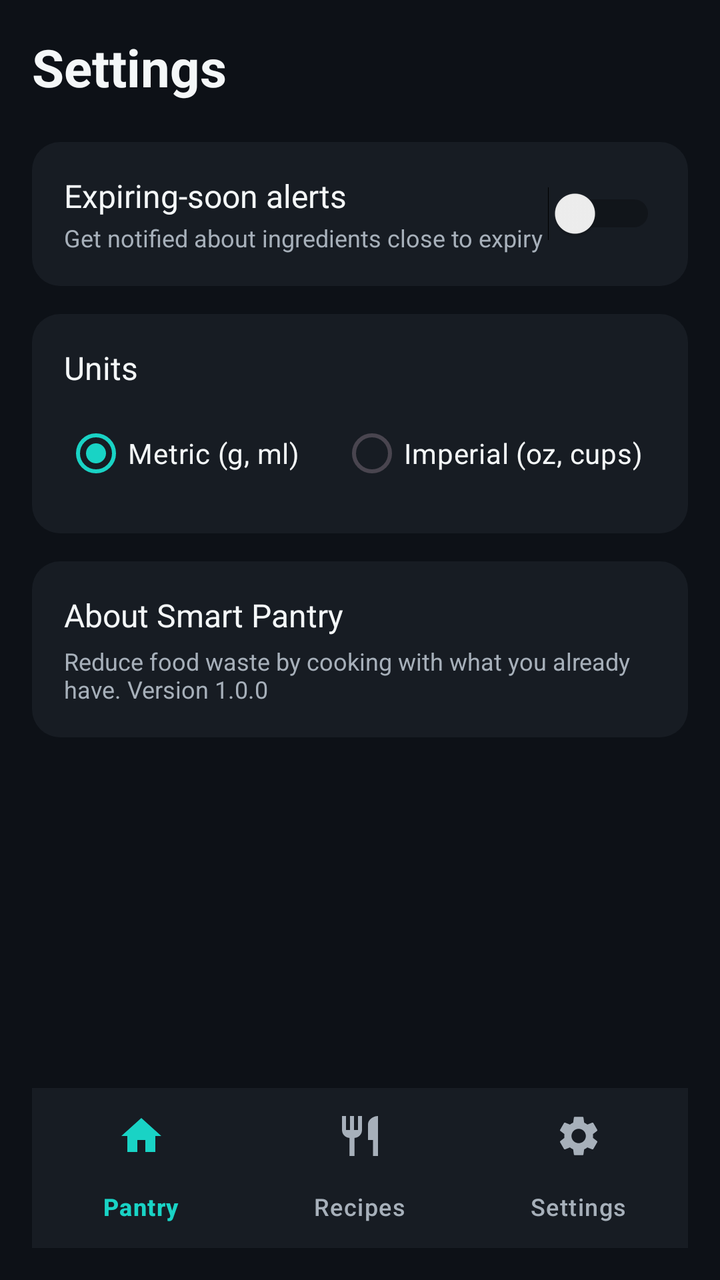
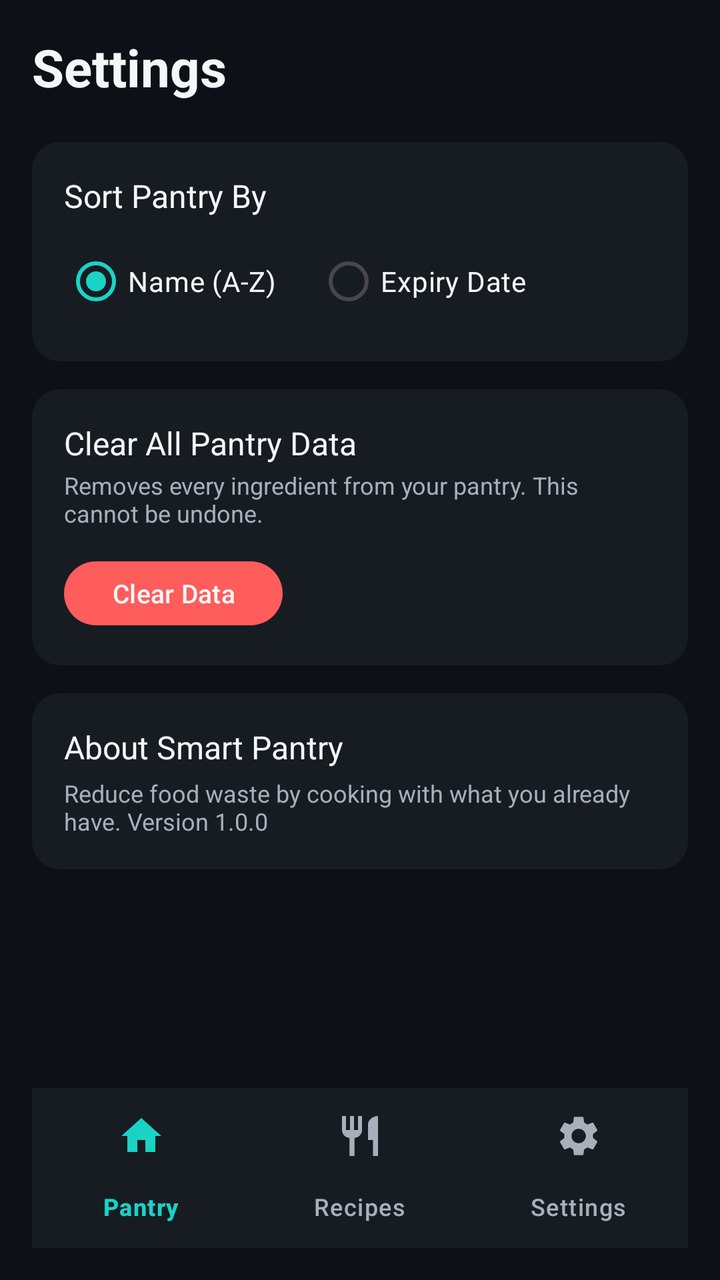

The first picture is an Android layout as it rendered before a commit; the second is the same layout after the commit. The layout source and the unified diff follow.
<!-- AndroidManifest.xml: application theme Theme.SmartPantryManager -->
<!-- res/layout/activity_settings.xml -->
<?xml version="1.0" encoding="utf-8"?>
<androidx.constraintlayout.widget.ConstraintLayout xmlns:android="http://schemas.android.com/apk/res/android"
    xmlns:app="http://schemas.android.com/apk/res-auto"
    android:layout_width="match_parent"
    android:layout_height="match_parent"
    android:background="@color/background"
    android:padding="16dp">

    <TextView
        android:id="@+id/textSettingsTitle"
        android:layout_width="wrap_content"
        android:layout_height="wrap_content"
        android:text="Settings"
        android:textColor="@color/text_main"
        android:textSize="26sp"
        android:textStyle="bold"
        app:layout_constraintTop_toTopOf="parent"
        app:layout_constraintStart_toStartOf="parent" />

    
    <LinearLayout
        android:id="@+id/rowExpiryAlerts"
        android:layout_width="0dp"
        android:layout_height="wrap_content"
        android:orientation="horizontal"
        android:gravity="center_vertical"
        android:background="@drawable/bg_card"
        android:padding="16dp"
        android:layout_marginTop="20dp"
        app:layout_constraintTop_toBottomOf="@id/textSettingsTitle"
        app:layout_constraintStart_toStartOf="parent"
        app:layout_constraintEnd_toEndOf="parent">

        <LinearLayout
            android:layout_width="0dp"
            android:layout_height="wrap_content"
            android:layout_weight="1"
            android:orientation="vertical">

            <TextView
                android:layout_width="wrap_content"
                android:layout_height="wrap_content"
                android:text="Expiring-soon alerts"
                android:textColor="@color/text_main"
                android:textSize="16sp" />

            <TextView
                android:layout_width="wrap_content"
                android:layout_height="wrap_content"
                android:text="Get notified about ingredients close to expiry"
                android:textColor="@color/text_secondary"
                android:textSize="12sp"
                android:layout_marginTop="2dp" />

        </LinearLayout>

        <Switch
            android:id="@+id/switchExpiryAlerts"
            android:layout_width="wrap_content"
            android:layout_height="wrap_content" />

    </LinearLayout>

    
    <LinearLayout
        android:id="@+id/rowUnits"
        android:layout_width="0dp"
        android:layout_height="wrap_content"
        android:orientation="vertical"
        android:background="@drawable/bg_card"
        android:padding="16dp"
        android:layout_marginTop="14dp"
        app:layout_constraintTop_toBottomOf="@id/rowExpiryAlerts"
        app:layout_constraintStart_toStartOf="parent"
        app:layout_constraintEnd_toEndOf="parent">

        <TextView
            android:layout_width="wrap_content"
            android:layout_height="wrap_content"
            android:text="Units"
            android:textColor="@color/text_main"
            android:textSize="16sp" />

        <RadioGroup
            android:id="@+id/radioGroupUnits"
            android:layout_width="wrap_content"
            android:layout_height="wrap_content"
            android:orientation="horizontal"
            android:layout_marginTop="8dp">

            <RadioButton
                android:id="@+id/radioMetric"
                android:layout_width="wrap_content"
                android:layout_height="wrap_content"
                android:text="Metric (g, ml)"
                android:textColor="@color/text_main"
                android:checked="true" />

            <RadioButton
                android:id="@+id/radioImperial"
                android:layout_width="wrap_content"
                android:layout_height="wrap_content"
                android:text="Imperial (oz, cups)"
                android:textColor="@color/text_main"
                android:layout_marginStart="20dp" />

        </RadioGroup>

    </LinearLayout>

    
    <LinearLayout
        android:id="@+id/rowAbout"
        android:layout_width="0dp"
        android:layout_height="wrap_content"
        android:orientation="vertical"
        android:background="@drawable/bg_card"
        android:padding="16dp"
        android:layout_marginTop="14dp"
        app:layout_constraintTop_toBottomOf="@id/rowUnits"
        app:layout_constraintStart_toStartOf="parent"
        app:layout_constraintEnd_toEndOf="parent">

        <TextView
            android:layout_width="wrap_content"
            android:layout_height="wrap_content"
            android:text="About Smart Pantry"
            android:textColor="@color/text_main"
            android:textSize="16sp" />

        <TextView
            android:layout_width="wrap_content"
            android:layout_height="wrap_content"
            android:text="Reduce food waste by cooking with what you already have. Version 1.0.0"
            android:textColor="@color/text_secondary"
            android:textSize="12sp"
            android:layout_marginTop="4dp" />

    </LinearLayout>

    <com.google.android.material.bottomnavigation.BottomNavigationView
        android:id="@+id/bottomNavSettings"
        android:layout_width="match_parent"
        android:layout_height="wrap_content"
        android:background="@color/card_bg"
        app:itemIconTint="@color/bottom_nav_item_color"
        app:itemTextColor="@color/bottom_nav_item_color"
        app:menu="@menu/bottom_nav_menu"
        app:layout_constraintBottom_toBottomOf="parent" />

</androidx.constraintlayout.widget.ConstraintLayout>
<!-- resources referenced by this layout -->
<resources>
  <color name="background">#0D1117</color>
  <color name="card_bg">#171C23</color>
  <color name="text_main">#F4F7F8</color>
  <color name="text_secondary">#A7B0BA</color>
  <!-- drawable bg_card (drawable) -->
  <?xml version="1.0" encoding="utf-8"?>
  <shape xmlns:android="http://schemas.android.com/apk/res/android">
      <solid android:color="@color/card_bg" />
      <corners android:radius="14dp" />
  </shape>
  <style name="Theme.SmartPantryManager" parent="Base.Theme.SmartPantryManager" />
  <style name="Base.Theme.SmartPantryManager" parent="Theme.Material3.DayNight.NoActionBar">
          <item name="android:windowBackground">@color/background</item>
          <item name="colorPrimary">@color/primary_aqua</item>
          <item name="colorOnPrimary">@color/background</item>
          <item name="android:textColorPrimary">@color/text_main</item>
          <item name="android:textColorSecondary">@color/text_secondary</item>
      </style>
  <color name="primary_aqua">#19D3C5</color>
</resources>

<!-- the commit's change to res/layout/activity_settings.xml (unified diff, before → after) -->
@@ -19,11 +19,10 @@
 
     
     <LinearLayout
-        android:id="@+id/rowExpiryAlerts"
+        android:id="@+id/rowSortBy"
         android:layout_width="0dp"
         android:layout_height="wrap_content"
-        android:orientation="horizontal"
-        android:gravity="center_vertical"
+        android:orientation="vertical"
         android:background="@drawable/bg_card"
         android:padding="16dp"
         android:layout_marginTop="20dp"
@@ -31,80 +30,78 @@
         app:layout_constraintStart_toStartOf="parent"
         app:layout_constraintEnd_toEndOf="parent">
 
-        <LinearLayout
-            android:layout_width="0dp"
+        <TextView
+            android:layout_width="wrap_content"
             android:layout_height="wrap_content"
-            android:layout_weight="1"
-            android:orientation="vertical">
+            android:text="Sort Pantry By"
+            android:textColor="@color/text_main"
+            android:textSize="16sp" />
 
-            <TextView
+        <RadioGroup
+            android:id="@+id/radioGroupSortBy"
+            android:layout_width="wrap_content"
+            android:layout_height="wrap_content"
+            android:orientation="horizontal"
+            android:layout_marginTop="8dp">
+
+            <RadioButton
+                android:id="@+id/radioSortName"
                 android:layout_width="wrap_content"
                 android:layout_height="wrap_content"
-                android:text="Expiring-soon alerts"
+                android:text="Name (A-Z)"
                 android:textColor="@color/text_main"
-                android:textSize="16sp" />
+                android:checked="true" />
 
-            <TextView
+            <RadioButton
+                android:id="@+id/radioSortExpiry"
                 android:layout_width="wrap_content"
                 android:layout_height="wrap_content"
-                android:text="Get notified about ingredients close to expiry"
-                android:textColor="@color/text_secondary"
-                android:textSize="12sp"
-                android:layout_marginTop="2dp" />
+                android:text="Expiry Date"
+                android:textColor="@color/text_main"
+                android:layout_marginStart="20dp" />
 
-        </LinearLayout>
-
-        <Switch
-            android:id="@+id/switchExpiryAlerts"
-            android:layout_width="wrap_content"
-            android:layout_height="wrap_content" />
+        </RadioGroup>
 
     </LinearLayout>
 
     
     <LinearLayout
-        android:id="@+id/rowUnits"
+        android:id="@+id/rowClearData"
         android:layout_width="0dp"
         android:layout_height="wrap_content"
         android:orientation="vertical"
         android:background="@drawable/bg_card"
         android:padding="16dp"
         android:layout_marginTop="14dp"
-        app:layout_constraintTop_toBottomOf="@id/rowExpiryAlerts"
+        app:layout_constraintTop_toBottomOf="@id/rowSortBy"
         app:layout_constraintStart_toStartOf="parent"
         app:layout_constraintEnd_toEndOf="parent">
 
         <TextView
             android:layout_width="wrap_content"
             android:layout_height="wrap_content"
-            android:text="Units"
+            android:text="Clear All Pantry Data"
             android:textColor="@color/text_main"
             android:textSize="16sp" />
 
-        <RadioGroup
-            android:id="@+id/radioGroupUnits"
+        <TextView
             android:layout_width="wrap_content"
             android:layout_height="wrap_content"
-            android:orientation="horizontal"
-            android:layout_marginTop="8dp">
+            android:text="Removes every ingredient from your pantry. This cannot be undone."
+            android:textColor="@color/text_secondary"
+            android:textSize="12sp"
+            android:layout_marginTop="2dp" />
 
-            <RadioButton
-                android:id="@+id/radioMetric"
-                android:layout_width="wrap_content"
-                android:layout_height="wrap_content"
-                android:text="Metric (g, ml)"
-                android:textColor="@color/text_main"
-                android:checked="true" />
-
-            <RadioButton
-                android:id="@+id/radioImperial"
-                android:layout_width="wrap_content"
-                android:layout_height="wrap_content"
-                android:text="Imperial (oz, cups)"
-                android:textColor="@color/text_main"
-                android:layout_marginStart="20dp" />
-
-        </RadioGroup>
+        <com.google.android.material.button.MaterialButton
+            android:id="@+id/buttonClearData"
+            android:layout_width="wrap_content"
+            android:layout_height="40dp"
+            android:layout_marginTop="12dp"
+            android:text="Clear Data"
+            android:textColor="@color/text_main"
+            android:textSize="13sp"
+            app:backgroundTint="@color/error_delete"
+            app:cornerRadius="20dp" />
 
     </LinearLayout>
 
@@ -117,7 +114,7 @@
         android:background="@drawable/bg_card"
         android:padding="16dp"
         android:layout_marginTop="14dp"
-        app:layout_constraintTop_toBottomOf="@id/rowUnits"
+        app:layout_constraintTop_toBottomOf="@id/rowClearData"
         app:layout_constraintStart_toStartOf="parent"
         app:layout_constraintEnd_toEndOf="parent">
 
<!-- resource entries referenced after the edit -->
@@ -2,6 +2,7 @@
 <resources>
   <color name="background">#0D1117</color>
   <color name="card_bg">#171C23</color>
+  <color name="error_delete">#FF5C5C</color>
   <color name="text_main">#F4F7F8</color>
   <color name="text_secondary">#A7B0BA</color>
   <!-- drawable bg_card (drawable) -->
